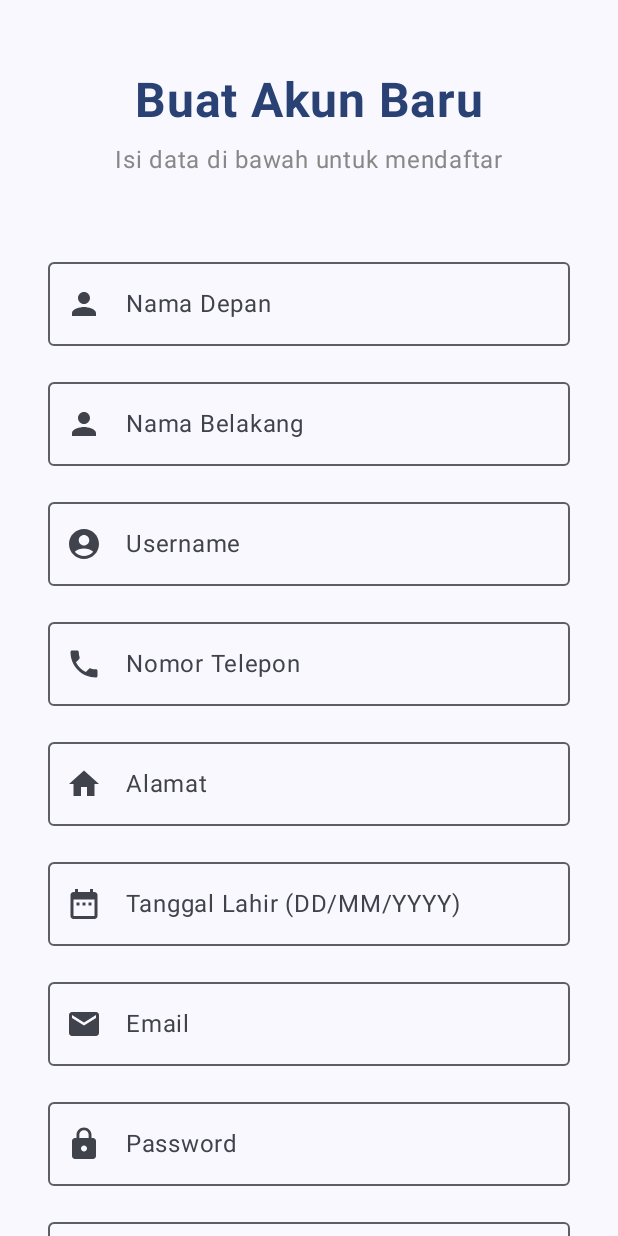
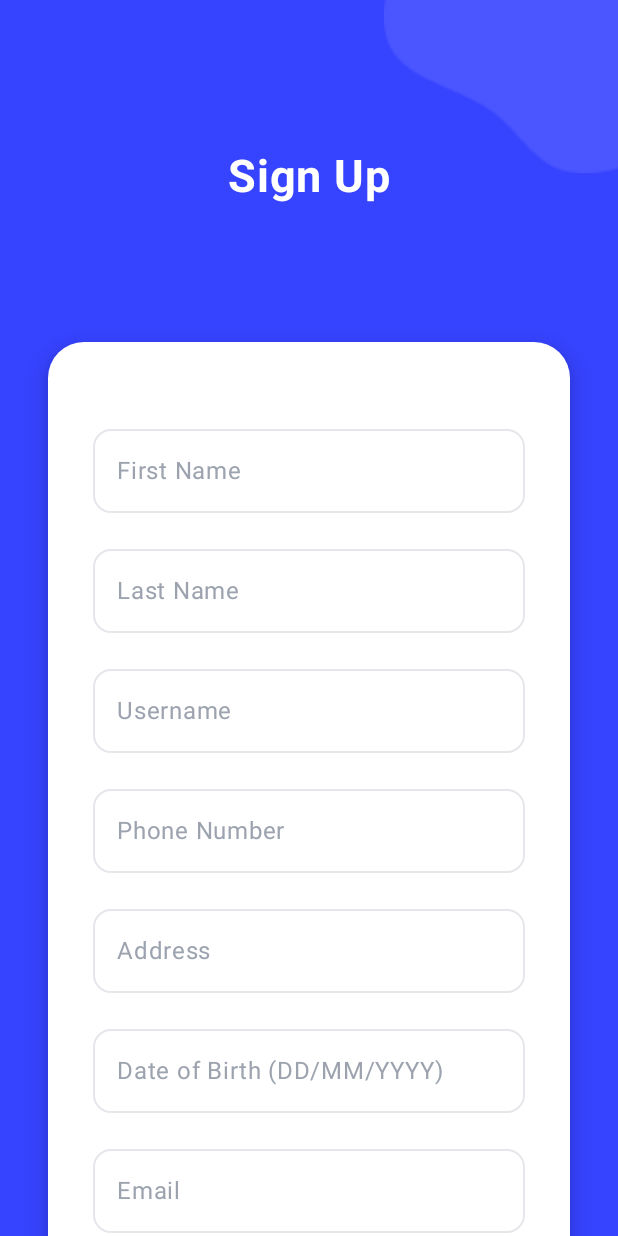
Before and after one commit to dionmarshalll/pam, an Android app built with Jetpack Compose: the RegisterScreen screen opened through its navigation route, on a phone screen of 412 x 824 dp. Run offline under Robolectric (Android 15) with nearby library versions, the phone set to English and light mode, and no system bars.

Commit message:
register

```diff
--- a/app/src/main/java/com/example/pam/feature/RegisterScreen.kt
+++ b/app/src/main/java/com/example/pam/feature/RegisterScreen.kt
@@ -1,16 +1,20 @@
 package com.example.pam.feature
 
+import androidx.compose.foundation.Image
+import androidx.compose.foundation.background
+import androidx.compose.foundation.clickable
 import androidx.compose.foundation.layout.*
 import androidx.compose.foundation.rememberScrollState
-import androidx.compose.foundation.text.KeyboardOptions
+import androidx.compose.foundation.shape.RoundedCornerShape
 import androidx.compose.foundation.verticalScroll
-import androidx.compose.material.icons.Icons
-import androidx.compose.material.icons.filled.*
 import androidx.compose.material3.*
 import androidx.compose.runtime.*
 import androidx.compose.ui.Alignment
 import androidx.compose.ui.Modifier
 import androidx.compose.ui.graphics.Color
+import androidx.compose.ui.graphics.graphicsLayer
+import androidx.compose.ui.layout.ContentScale
+import androidx.compose.ui.res.painterResource
 import androidx.compose.ui.text.font.FontWeight
 import androidx.compose.ui.text.input.KeyboardType
 import androidx.compose.ui.text.input.PasswordVisualTransformation
@@ -19,213 +23,285 @@ import androidx.compose.ui.unit.dp
 import androidx.compose.ui.unit.sp
 import androidx.navigation.NavController
 import androidx.navigation.compose.rememberNavController
+import com.example.pam.R
 import com.example.pam.ui.theme.PamTheme
 
 @Composable
 fun RegisterScreen(navController: NavController) {
     // State untuk setiap input field
-    var namaDepan by remember { mutableStateOf("") }
-    var namaBelakang by remember { mutableStateOf("") }
+    var firstName by remember { mutableStateOf("") }
+    var lastName by remember { mutableStateOf("") }
     var username by remember { mutableStateOf("") }
-    var nomorTelepon by remember { mutableStateOf("") }
-    var alamat by remember { mutableStateOf("") }
-    var tanggalLahir by remember { mutableStateOf("") }
+    var phoneNumber by remember { mutableStateOf("") }
+    var address by remember { mutableStateOf("") }
+    var dateOfBirth by remember { mutableStateOf("") }
     var email by remember { mutableStateOf("") }
     var password by remember { mutableStateOf("") }
-    var konfirmasiPassword by remember { mutableStateOf("") }
+    var confirmPassword by remember { mutableStateOf("") }
 
-    // Menambahkan scroll agar layout tidak overflow pada layar kecil
+    Box(
+        modifier = Modifier
+            .fillMaxSize()
+            .background(Color(0xFF3643FF))
+            .verticalScroll(rememberScrollState()) // Scroll sangat penting untuk form panjang ini
+    ) {
+        // --- Latar Belakang Candy (Sama seperti LoginScreen) ---
+        Image(
+            painter = painterResource(id = R.drawable.candy_background_2),
+            contentDescription = null,
+            contentScale = ContentScale.FillWidth,
+            modifier = Modifier
+                .align(Alignment.TopEnd)
+                .fillMaxWidth(0.5f)
+                .offset(y = (-20).dp)
+                .offset(x = (50).dp)
+        )
+        Image(
+            painter = painterResource(id = R.drawable.candy_background_1),
+            contentDescription = null,
+            contentScale = ContentScale.FillWidth,
+            modifier = Modifier
+                .align(Alignment.BottomStart)
+                .fillMaxWidth(0.6f)
+                .offset(y = 20.dp)
+                .graphicsLayer {
+                    rotationZ = 180f
+                    scaleX = -1f
+                }
+        )
+        Image(
+            painter = painterResource(id = R.drawable.candy_background_2),
+            contentDescription = null,
+            contentScale = ContentScale.FillWidth,
+            modifier = Modifier
+                .align(Alignment.BottomEnd)
+                .fillMaxWidth(0.5f)
+                .offset(x = 40.dp)
+                .graphicsLayer {
+                    rotationZ = 180f
+                    scaleX = -1f
+                }
+        )
+        // --- End Latar Belakang ---
+
+        Column(
+            modifier = Modifier.fillMaxSize(),
+            horizontalAlignment = Alignment.CenterHorizontally
+        ) {
+            Spacer(modifier = Modifier.height(100.dp))
+
+            Text(
+                text = "Sign Up",
+                fontSize = 30.sp,
+                fontWeight = FontWeight.Bold,
+                color = Color.White
+            )
+
+            Spacer(modifier = Modifier.height(60.dp))
+
+            Card(
+                modifier = Modifier
+                    .fillMaxWidth()
+                    .padding(vertical = 32.dp)
+                    .padding(horizontal = 32.dp),
+                shape = RoundedCornerShape(24.dp),
+                colors = CardDefaults.cardColors(
+                    containerColor = Color.White
+                ),
+                elevation = CardDefaults.cardElevation(
+                    defaultElevation = 8.dp
+                )
+            ) {
                 Column(
                     modifier = Modifier
-            .fillMaxSize()
-            .padding(horizontal = 32.dp)
-            .verticalScroll(rememberScrollState()),
+                        .fillMaxWidth()
+                        .padding(30.dp),
                     horizontalAlignment = Alignment.CenterHorizontally
                 ) {
-        Spacer(modifier = Modifier.height(48.dp))
-        Text(
-            text = "Buat Akun Baru",
-            fontSize = 32.sp,
-            fontWeight = FontWeight.Bold,
-            color = MaterialTheme.colorScheme.primary
+                    Spacer(modifier = Modifier.height(20.dp))
+
+                    // --- Field Registrasi ---
+
+                    val textFieldColors = OutlinedTextFieldDefaults.colors(
+                        focusedBorderColor = Color(0xFF3643FF),
+                        unfocusedBorderColor = Color(0xFFE5E7EB),
+                        focusedLabelColor = Color(0xFF3643FF),
+                        cursorColor = Color(0xFF3643FF)
                     )
-        Spacer(modifier = Modifier.height(8.dp))
-        Text(text = "Isi data di bawah untuk mendaftar", fontSize = 16.sp, color = Color.Gray)
-        Spacer(modifier = Modifier.height(48.dp))
 
-        // Input field untuk Nama Depan
+                    // First Name field
                     OutlinedTextField(
-            value = namaDepan,
-            onValueChange = { namaDepan = it },
-            label = { Text("Nama Depan") },
-            leadingIcon = {
-                Icon(
-                    imageVector = Icons.Default.Person,
-                    contentDescription = "Ikon Nama Depan"
+                        value = firstName,
+                        onValueChange = { firstName = it },
+                        label = { Text("First Name", color = Color(0xFF9CA3AF)) },
+                        singleLine = true,
+                        modifier = Modifier.fillMaxWidth(),
+                        shape = RoundedCornerShape(12.dp),
+                        colors = textFieldColors
                     )
-            },
-            keyboardOptions = KeyboardOptions(keyboardType = KeyboardType.Text),
-            modifier = Modifier.fillMaxWidth()
-        )
+
                     Spacer(modifier = Modifier.height(16.dp))
 
-        // Input field untuk Nama Belakang
+                    // Last Name field
                     OutlinedTextField(
-            value = namaBelakang,
-            onValueChange = { namaBelakang = it },
-            label = { Text("Nama Belakang") },
-            leadingIcon = {
-                Icon(
-                    imageVector = Icons.Default.Person,
-                    contentDescription = "Ikon Nama Belakang"
+                        value = lastName,
+                        onValueChange = { lastName = it },
+                        label = { Text("Last Name", color = Color(0xFF9CA3AF)) },
+                        singleLine = true,
+                        modifier = Modifier.fillMaxWidth(),
+                        shape = RoundedCornerShape(12.dp),
+                        colors = textFieldColors
                     )
-            },
-            keyboardOptions = KeyboardOptions(keyboardType = KeyboardType.Text),
-            modifier = Modifier.fillMaxWidth()
-        )
+
                     Spacer(modifier = Modifier.height(16.dp))
 
-        // Input field untuk Username
+                    // Username field
                     OutlinedTextField(
                         value = username,
                         onValueChange = { username = it },
-            label = { Text("Username") },
-            leadingIcon = {
-                Icon(
-                    imageVector = Icons.Default.AccountCircle,
-                    contentDescription = "Ikon Username"
+                        label = { Text("Username", color = Color(0xFF9CA3AF)) },
+                        singleLine = true,
+                        modifier = Modifier.fillMaxWidth(),
+                        shape = RoundedCornerShape(12.dp),
+                        colors = textFieldColors
                     )
-            },
-            keyboardOptions = KeyboardOptions(keyboardType = KeyboardType.Text),
-            modifier = Modifier.fillMaxWidth()
-        )
+
                     Spacer(modifier = Modifier.height(16.dp))
 
-        // Input field untuk Nomor Telepon
+                    // Phone Number field
                     OutlinedTextField(
-            value = nomorTelepon,
-            onValueChange = { nomorTelepon = it },
-            label = { Text("Nomor Telepon") },
-            leadingIcon = {
-                Icon(
-                    imageVector = Icons.Default.Phone,
-                    contentDescription = "Ikon Nomor Telepon"
+                        value = phoneNumber,
+                        onValueChange = { phoneNumber = it },
+                        label = { Text("Phone Number", color = Color(0xFF9CA3AF)) },
+                        keyboardOptions = androidx.compose.foundation.text.KeyboardOptions(keyboardType = KeyboardType.Phone),
+                        singleLine = true,
+                        modifier = Modifier.fillMaxWidth(),
+                        shape = RoundedCornerShape(12.dp),
+                        colors = textFieldColors
                     )
-            },
-            keyboardOptions = KeyboardOptions(keyboardType = KeyboardType.Phone),
-            modifier = Modifier.fillMaxWidth()
-        )
+
                     Spacer(modifier = Modifier.height(16.dp))
 
-        // Input field untuk Alamat
+                    // Address field
                     OutlinedTextField(
-            value = alamat,
-            onValueChange = { alamat = it },
-            label = { Text("Alamat") },
-            leadingIcon = {
-                Icon(
-                    imageVector = Icons.Default.Home,
-                    contentDescription = "Ikon Alamat"
+                        value = address,
+                        onValueChange = { address = it },
+                        label = { Text("Address", color = Color(0xFF9CA3AF)) },
+                        singleLine = true,
+                        modifier = Modifier.fillMaxWidth(),
+                        shape = RoundedCornerShape(12.dp),
+                        colors = textFieldColors
                     )
-            },
-            keyboardOptions = KeyboardOptions(keyboardType = KeyboardType.Text),
-            modifier = Modifier.fillMaxWidth()
-        )
+
                     Spacer(modifier = Modifier.height(16.dp))
 
-        // Input field untuk Tanggal Lahir
+                    // Date of Birth field
                     OutlinedTextField(
-            value = tanggalLahir,
-            onValueChange = { tanggalLahir = it },
-            label = { Text("Tanggal Lahir (DD/MM/YYYY)") },
-            leadingIcon = {
-                Icon(
-                    imageVector = Icons.Default.DateRange,
-                    contentDescription = "Ikon Tanggal Lahir"
+                        value = dateOfBirth,
+                        onValueChange = { dateOfBirth = it },
+                        label = { Text("Date of Birth (DD/MM/YYYY)", color = Color(0xFF9CA3AF)) },
+                        keyboardOptions = androidx.compose.foundation.text.KeyboardOptions(keyboardType = KeyboardType.Number),
+                        singleLine = true,
+                        modifier = Modifier.fillMaxWidth(),
+                        shape = RoundedCornerShape(12.dp),
+                        colors = textFieldColors
                     )
-            },
-            keyboardOptions = KeyboardOptions(keyboardType = KeyboardType.Number),
-            modifier = Modifier.fillMaxWidth()
-        )
+
                     Spacer(modifier = Modifier.height(16.dp))
 
-        // Input field untuk Email
+                    // Email field
                     OutlinedTextField(
                         value = email,
                         onValueChange = { email = it },
-            label = { Text("Email") },
-            leadingIcon = {
-                Icon(
-                    imageVector = Icons.Default.Email,
-                    contentDescription = "Ikon Email"
+                        label = { Text("Email", color = Color(0xFF9CA3AF)) },
+                        keyboardOptions = androidx.compose.foundation.text.KeyboardOptions(keyboardType = KeyboardType.Email),
+                        singleLine = true,
+                        modifier = Modifier.fillMaxWidth(),
+                        shape = RoundedCornerShape(12.dp),
+                        colors = textFieldColors
                     )
-            },
-            keyboardOptions = KeyboardOptions(keyboardType = KeyboardType.Email),
-            modifier = Modifier.fillMaxWidth()
-        )
+
                     Spacer(modifier = Modifier.height(16.dp))
 
-        // Input Password
+                    // Password field
                     OutlinedTextField(
                         value = password,
                         onValueChange = { password = it },
-            label = { Text("Password") },
-            leadingIcon = {
-                Icon(
-                    imageVector = Icons.Default.Lock,
-                    contentDescription = "Ikon Password"
+                        label = { Text("Password", color = Color(0xFF9CA3AF)) },
+                        singleLine = true,
+                        visualTransformation = PasswordVisualTransformation(),
+                        keyboardOptions = androidx.compose.foundation.text.KeyboardOptions(
+                            keyboardType = KeyboardType.Password
+                        ),
+                        modifier = Modifier.fillMaxWidth(),
+                        shape = RoundedCornerShape(12.dp),
+                        colors = textFieldColors
                     )
-            },
-            visualTransformation = PasswordVisualTransformation(),
-            keyboardOptions = KeyboardOptions(keyboardType = KeyboardType.Password),
-            modifier = Modifier.fillMaxWidth()
-        )
-        Spacer(modifier = Modifier.height(16.dp))
-
-        // Input Konfirmasi Password
-        OutlinedTextField(
-            value = konfirmasiPassword,
-            onValueChange = { konfirmasiPassword = it },
-            label = { Text("Konfirmasi Password") },
-            leadingIcon = {
-                Icon(
-                    imageVector = Icons.Default.Lock,
-                    contentDescription = "Ikon Konfirmasi Password"
-                )
-            },
-            visualTransformation = PasswordVisualTransformation(),
-            keyboardOptions = KeyboardOptions(keyboardType = KeyboardType.Password),
-            modifier = Modifier.fillMaxWidth()
-        )
-        Spacer(modifier = Modifier.height(24.dp))
-
-        // Tombol Daftar
-        Button(
-            onClick = {
-                // Logika untuk register tambahin sini
-                navController.navigate("login")
-            },
-            modifier = Modifier
-                .fillMaxWidth()
-                .height(50.dp)
-        ) {
-            Text("Daftar")
-        }
 
                     Spacer(modifier = Modifier.height(16.dp))
 
-        // Teks untuk kembali ke Login
-        Row(
-            verticalAlignment = Alignment.CenterVertically
+                    // Confirm Password field
+                    OutlinedTextField(
+                        value = confirmPassword,
+                        onValueChange = { confirmPassword = it },
+                        label = { Text("Confirm Password", color = Color(0xFF9CA3AF)) },
+                        singleLine = true,
+                        visualTransformation = PasswordVisualTransformation(),
+                        keyboardOptions = androidx.compose.foundation.text.KeyboardOptions(
+                            keyboardType = KeyboardType.Password
+                        ),
+                        modifier = Modifier.fillMaxWidth(),
+                        shape = RoundedCornerShape(12.dp),
+                        colors = textFieldColors
+                    )
+
+                    Spacer(modifier = Modifier.height(30.dp))
+
+                    // Tombol Sign Up
+                    Button(
+                        onClick = { navController.navigate("login") }, // Navigasi ke login setelah daftar
+                        modifier = Modifier
+                            .fillMaxWidth()
+                            .height(50.dp),
+                        shape = RoundedCornerShape(25.dp),
+                        colors = ButtonDefaults.buttonColors(
+                            containerColor = Color(0xFF3643FF)
+                        )
                     ) {
-            Text("Sudah punya akun? ")
-            TextButton(onClick = { navController.navigate("login") }) {
-                Text("Masuk di sini")
+                        Text(
+                            text = "Sign Up",
+                            fontSize = 16.sp,
+                            fontWeight = FontWeight.SemiBold,
+                            color = Color.White
+                        )
+                    }
+
+                    Spacer(modifier = Modifier.height(40.dp))
+
+                    // Link ke Sign In
+                    Row {
+                        Text(
+                            text = "Sudah Punya Akun? ",
+                            color = Color(0xFF6B7280),
+                            fontSize = 14.sp
+                        )
+                        Text(
+                            text = "Sign in",
+                            color = Color(0xFF3643FF),
+                            fontWeight = FontWeight.Bold,
+                            fontSize = 14.sp,
+                            modifier = Modifier.clickable {
+                                navController.navigate("login")
+                            }
+                        )
                     }
                 }
-        Spacer(modifier = Modifier.height(48.dp))
+            }
+            Spacer(modifier = Modifier.height(32.dp))
         }
     }
+}
+
 
 @Preview(showBackground = true)
 @Composable
```
Lines whose indentation alone changed are shown as unchanged.
